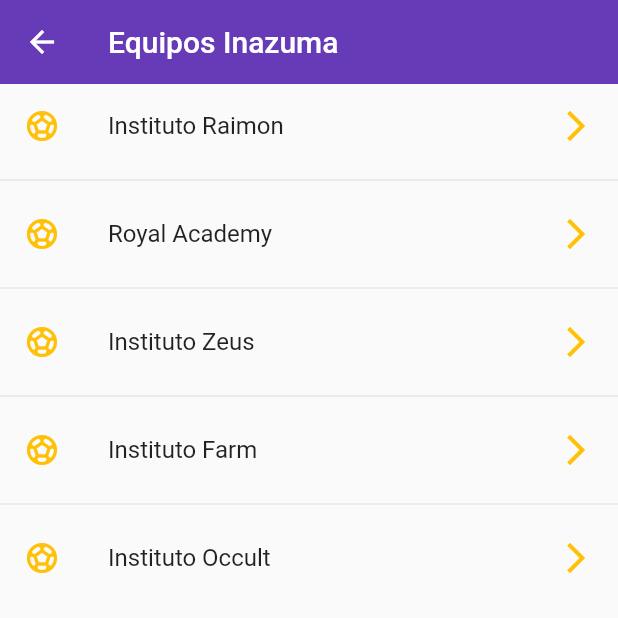
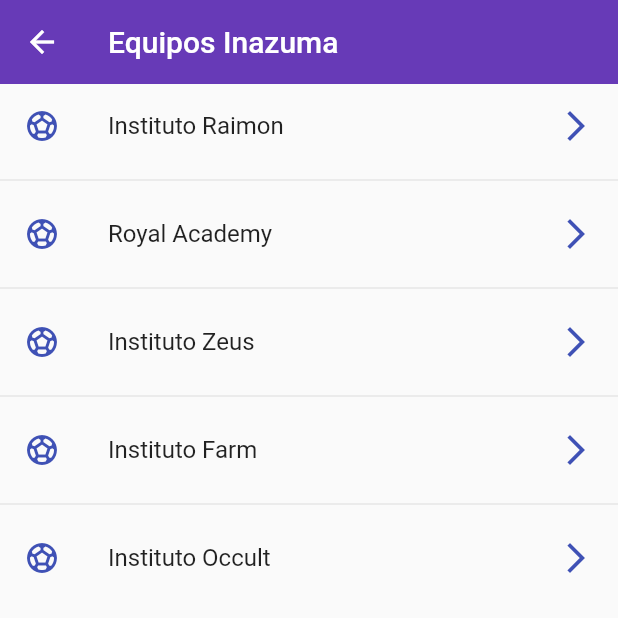
Before and after one commit to javipani12/fl_components, a Flutter app: the EquiposInazuma screen opened by its route, on a phone screen of 412 x 824 dp, the top half of it. Run offline on Flutter 3.47's test engine with Material 2 defaults, Android fonts, the phone set to English and light mode, and no system bars.

Commit message:
Equipos con su Screen
El listview de los equipos ya tiene funcionalidad, cada uno lleva a su pantalla correspondiente.

Todos los MenuOption se encuentran en app_routes.dart, esto hay que cambiarlo en un futuro, todavía no sé como

```diff
--- a/lib/main.dart
+++ b/lib/main.dart
@@ -1,4 +1,5 @@
 import 'package:fl_components/routes/app_routes.dart';
+import 'package:fl_components/routes/equipos_routes.dart';
 import 'package:fl_components/theme/app_themes.dart';
 import 'package:flutter/material.dart';
 
--- a/lib/routes/app_routes.dart
+++ b/lib/routes/app_routes.dart
@@ -1,4 +1,5 @@
 import 'package:fl_components/models/models.dart';
+import 'package:fl_components/screens/equipos_screens.dart';
 import 'package:fl_components/screens/screens.dart';
 import 'package:flutter/material.dart';
 
@@ -21,7 +22,7 @@ class AppRoutes {
     ),
 
     MenuOption(
-      route: 'listview2',
+      route: 'lista_equipos',
       icon: Icons.list_alt_outlined,
       name: 'Equipos Inazuma',
       screen: const EquiposInazuma(),
@@ -41,6 +42,42 @@ class AppRoutes {
       screen: const AlertScreen(),
     ),
 
+
+    MenuOption(
+      route: 'raimon',
+      icon: Icons.sports_soccer,
+      name: 'Instituto Raimon',
+      screen: const RaimonScreen(),
+    ),
+
+    MenuOption(
+      route: 'royal',
+      icon: Icons.sports_soccer,
+      name: 'Royal Academy',
+      screen: const RoyalScreen(),
+    ),
+
+    MenuOption(
+      route: 'zeus',
+      icon: Icons.sports_soccer,
+      name: 'Instituto Zeus',
+      screen: const ZeusScreen(),
+    ),
+
+    MenuOption(
+      route: 'farm',
+      icon: Icons.sports_soccer,
+      name: 'Instituto Farm',
+      screen: const FarmScreen(),
+    ),
+
+    MenuOption(
+      route: 'occult',
+      icon: Icons.sports_soccer,
+      name: 'Instituto Occult',
+      screen: const OccultScreen(),
+    ),
+
   ];
 
   static Map<String, Widget Function(BuildContext)> getAppRoutes(){
--- a/lib/routes/equipos_routes.dart
+++ b/lib/routes/equipos_routes.dart
@@ -1,9 +1,11 @@
 import 'package:fl_components/models/models.dart';
 import 'package:fl_components/screens/equipos_screens.dart';
+import 'package:fl_components/screens/screens.dart';
 import 'package:flutter/material.dart';
 
 class EquiposRoutes {
-  static final equiposRoutes = <MenuOption> [
+
+  static final OpcionesEquipos = <MenuOption> [
     MenuOption(
       route: 'raimon',
       icon: Icons.sports_soccer,
@@ -39,4 +41,18 @@ class EquiposRoutes {
       screen: const OccultScreen(),
     ),
   ];
+
+  static Map<String, Widget Function(BuildContext)> getEquiposRoutes(){
+    Map<String, Widget Function(BuildContext)> equiposRoutes = { };
+
+    for(final option in OpcionesEquipos) {
+      equiposRoutes.addAll({ option.route : (BuildContext context) => option.screen });
+    }
+
+    return equiposRoutes;
+  }
+
+  static Route<dynamic> onGenerateRoute (RouteSettings settings) {
+        return MaterialPageRoute(builder: (context) => const AlertScreen(),);
+      }
 }
--- a/lib/screens/home_screen.dart
+++ b/lib/screens/home_screen.dart
@@ -1,6 +1,5 @@
 import 'package:fl_components/routes/app_routes.dart';
 import 'package:flutter/material.dart';
-import 'screens.dart';
 
 class HomeScreen extends StatelessWidget {
 
@@ -18,7 +17,6 @@ class HomeScreen extends StatelessWidget {
           leading: Icon (AppRoutes.MenuOptions[index].icon),
           title:  Text(AppRoutes.MenuOptions[index].name),
           onTap: () {
-            final route = MaterialPageRoute(builder: (context) => const ListView1Screen());
             Navigator.pushNamed(context, AppRoutes.MenuOptions[index].route);
           },
         ),
--- a/lib/screens/listview_inazuma.dart
+++ b/lib/screens/listview_inazuma.dart
@@ -1,4 +1,5 @@
 import 'package:fl_components/routes/equipos_routes.dart';
+import 'package:fl_components/screens/screens.dart';
 import 'package:flutter/material.dart';
 
 class EquiposInazuma extends StatelessWidget {
@@ -14,19 +15,17 @@ class EquiposInazuma extends StatelessWidget {
       ),
       body: ListView.separated(
         itemBuilder: (context, index) => ListTile(
-          leading: Icon(EquiposRoutes.equiposRoutes[index].icon),
-          title: Text(EquiposRoutes.equiposRoutes[index].name), // Sacará el elemento de option en la posición index
+          leading: Icon(EquiposRoutes.OpcionesEquipos[index].icon),
+          title: Text(EquiposRoutes.OpcionesEquipos[index].name), // Sacará el elemento de option en la posición index
           onTap: () {
-            final route = MaterialPageRoute(builder: (context) => const EquiposInazuma());
-            Navigator.pushNamed(context, EquiposRoutes.equiposRoutes[index].route);
-            print('hola');
-            print(Navigator.pushNamed(context, EquiposRoutes.equiposRoutes[index].route));
+            Navigator.pushNamed(context, EquiposRoutes.OpcionesEquipos[index].route);
           }, // Propiedad del ListTile para que podamos pulsar sobre ellos y tenga funcionalidad
           trailing: const Icon(Icons.arrow_forward_ios),
         ),
         separatorBuilder: (context, index) => const Divider(), // Línea de separación para cada
-        itemCount: EquiposRoutes.equiposRoutes.length // Tamaño del elemento que contiene lo que queremos mostrar
+        itemCount: EquiposRoutes.OpcionesEquipos.length // Tamaño del elemento que contiene lo que queremos mostrar
       ),
+
     );
   }
 }
--- a/lib/theme/app_themes.dart
+++ b/lib/theme/app_themes.dart
@@ -1,7 +1,7 @@
 import 'package:flutter/material.dart';
 
 class AppThemes{
-  static const Color primary = Colors.amber;
+  static const Color primary = Colors.indigo;
 
   static final ThemeData lightTheme = ThemeData.light().copyWith(
         // Color Primario
```
Also changed, not shown: lib/screens/screens.dart (line endings or trailing spaces).
